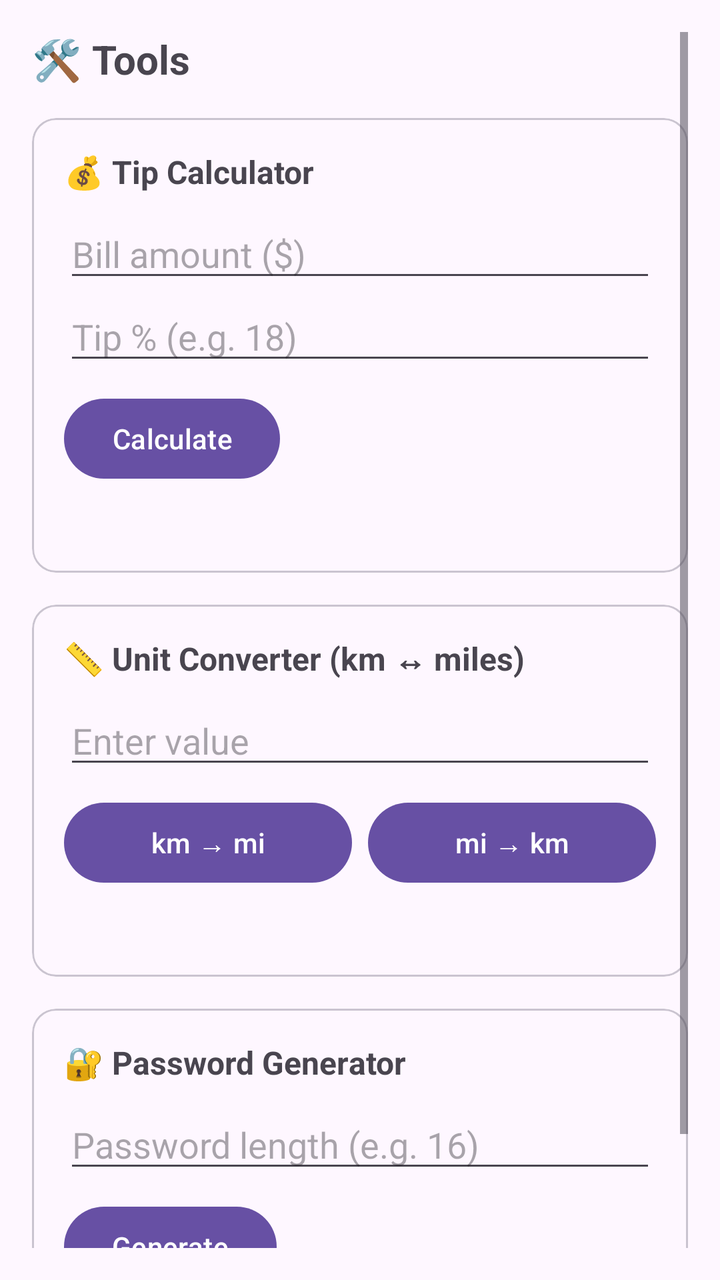
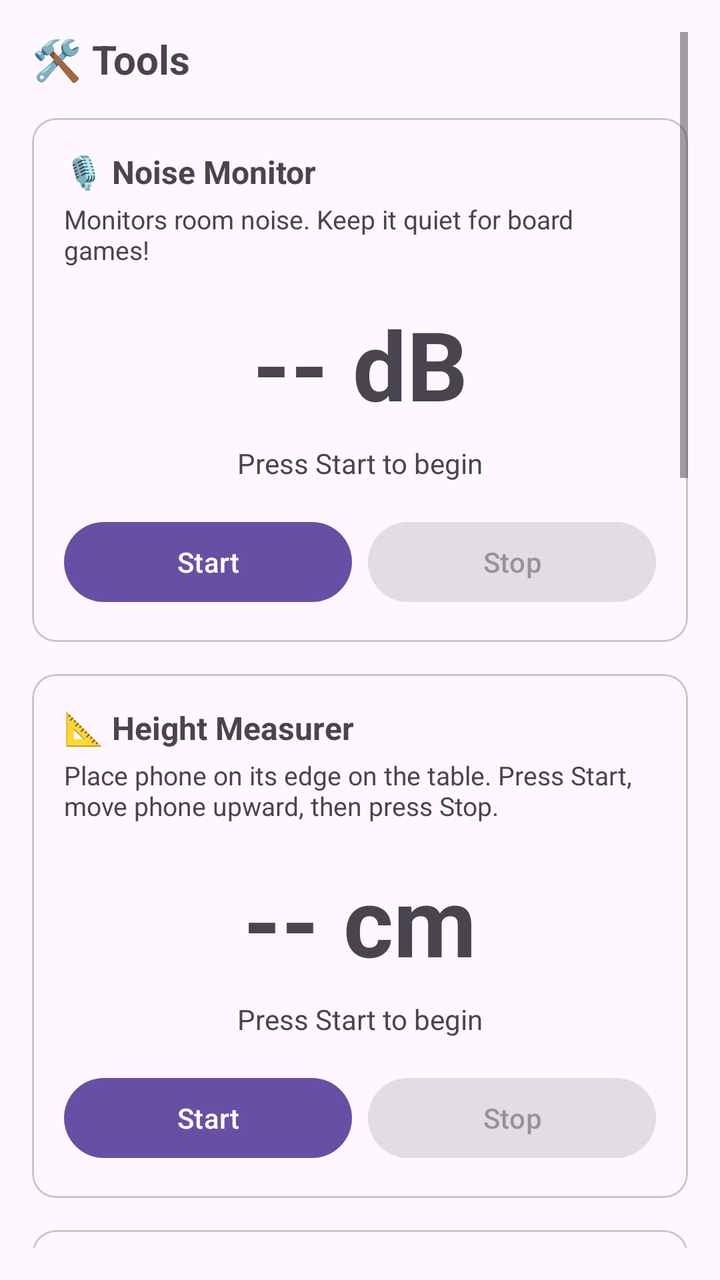

Two renders of the same Android screen: before a commit and after it. Below are the layout's source before the change and the commit's diff.
<!-- AndroidManifest.xml: application theme Theme.CS388mobileapplicationpart2 -->
<!-- res/layout/fragment_tools.xml -->
<?xml version="1.0" encoding="utf-8"?>
<ScrollView xmlns:android="http://schemas.android.com/apk/res/android"
    android:layout_width="match_parent"
    android:layout_height="match_parent"
    android:padding="16dp">

    <LinearLayout
        android:layout_width="match_parent"
        android:layout_height="wrap_content"
        android:orientation="vertical">

        <TextView
            android:layout_width="match_parent"
            android:layout_height="wrap_content"
            android:text="🛠 Tools"
            android:textSize="20sp"
            android:textStyle="bold"
            android:paddingBottom="16dp" />

        
        <com.google.android.material.card.MaterialCardView
            android:layout_width="match_parent"
            android:layout_height="wrap_content"
            android:layout_marginBottom="16dp">

            <LinearLayout
                android:layout_width="match_parent"
                android:layout_height="wrap_content"
                android:orientation="vertical"
                android:padding="16dp">

                <TextView
                    android:layout_width="wrap_content"
                    android:layout_height="wrap_content"
                    android:text="💰 Tip Calculator"
                    android:textSize="16sp"
                    android:textStyle="bold"
                    android:paddingBottom="8dp" />

                <EditText
                    android:id="@+id/etBillAmount"
                    android:layout_width="match_parent"
                    android:layout_height="wrap_content"
                    android:hint="Bill amount ($)"
                    android:inputType="numberDecimal" />

                <EditText
                    android:id="@+id/etTipPercent"
                    android:layout_width="match_parent"
                    android:layout_height="wrap_content"
                    android:hint="Tip % (e.g. 18)"
                    android:inputType="numberDecimal" />

                <Button
                    android:id="@+id/btnCalcTip"
                    android:layout_width="wrap_content"
                    android:layout_height="wrap_content"
                    android:text="Calculate"
                    android:layout_marginTop="8dp" />

                <TextView
                    android:id="@+id/tvTipResult"
                    android:layout_width="wrap_content"
                    android:layout_height="wrap_content"
                    android:textSize="14sp"
                    android:layout_marginTop="8dp" />

            </LinearLayout>
        </com.google.android.material.card.MaterialCardView>

        
        <com.google.android.material.card.MaterialCardView
            android:layout_width="match_parent"
            android:layout_height="wrap_content"
            android:layout_marginBottom="16dp">

            <LinearLayout
                android:layout_width="match_parent"
                android:layout_height="wrap_content"
                android:orientation="vertical"
                android:padding="16dp">

                <TextView
                    android:layout_width="wrap_content"
                    android:layout_height="wrap_content"
                    android:text="📏 Unit Converter (km ↔ miles)"
                    android:textSize="16sp"
                    android:textStyle="bold"
                    android:paddingBottom="8dp" />

                <EditText
                    android:id="@+id/etUnitInput"
                    android:layout_width="match_parent"
                    android:layout_height="wrap_content"
                    android:hint="Enter value"
                    android:inputType="numberDecimal" />

                <LinearLayout
                    android:layout_width="match_parent"
                    android:layout_height="wrap_content"
                    android:orientation="horizontal"
                    android:layout_marginTop="8dp">

                    <Button
                        android:id="@+id/btnKmToMiles"
                        android:layout_width="0dp"
                        android:layout_height="wrap_content"
                        android:layout_weight="1"
                        android:text="km → mi"
                        android:layout_marginEnd="4dp" />

                    <Button
                        android:id="@+id/btnMilesToKm"
                        android:layout_width="0dp"
                        android:layout_height="wrap_content"
                        android:layout_weight="1"
                        android:text="mi → km"
                        android:layout_marginStart="4dp" />

                </LinearLayout>

                <TextView
                    android:id="@+id/tvUnitResult"
                    android:layout_width="wrap_content"
                    android:layout_height="wrap_content"
                    android:textSize="14sp"
                    android:layout_marginTop="8dp" />

            </LinearLayout>
        </com.google.android.material.card.MaterialCardView>

        
        <com.google.android.material.card.MaterialCardView
            android:layout_width="match_parent"
            android:layout_height="wrap_content"
            android:layout_marginBottom="16dp">

            <LinearLayout
                android:layout_width="match_parent"
                android:layout_height="wrap_content"
                android:orientation="vertical"
                android:padding="16dp">

                <TextView
                    android:layout_width="wrap_content"
                    android:layout_height="wrap_content"
                    android:text="🔐 Password Generator"
                    android:textSize="16sp"
                    android:textStyle="bold"
                    android:paddingBottom="8dp" />

                <EditText
                    android:id="@+id/etPasswordLength"
                    android:layout_width="match_parent"
                    android:layout_height="wrap_content"
                    android:hint="Password length (e.g. 16)"
                    android:inputType="number" />

                <Button
                    android:id="@+id/btnGenPassword"
                    android:layout_width="wrap_content"
                    android:layout_height="wrap_content"
                    android:text="Generate"
                    android:layout_marginTop="8dp" />

                <TextView
                    android:id="@+id/tvPassword"
                    android:layout_width="wrap_content"
                    android:layout_height="wrap_content"
                    android:textSize="14sp"
                    android:fontFamily="monospace"
                    android:layout_marginTop="8dp" />

            </LinearLayout>
        </com.google.android.material.card.MaterialCardView>

    </LinearLayout>
</ScrollView>
<!-- resources referenced by this layout -->
<resources>
  <style name="Theme.CS388mobileapplicationpart2" parent="Base.Theme.CS388mobileapplicationpart2" />
  <style name="Base.Theme.CS388mobileapplicationpart2" parent="Theme.Material3.DayNight.NoActionBar">
          
          
      </style>
</resources>

<!-- the commit's change to res/layout/fragment_tools.xml (unified diff, before → after) -->
@@ -32,144 +32,457 @@
                 <TextView
                     android:layout_width="wrap_content"
                     android:layout_height="wrap_content"
-                    android:text="💰 Tip Calculator"
-                    android:textSize="16sp"
-                    android:textStyle="bold"
-                    android:paddingBottom="8dp" />
-
-                <EditText
-                    android:id="@+id/etBillAmount"
-                    android:layout_width="match_parent"
-                    android:layout_height="wrap_content"
-                    android:hint="Bill amount ($)"
-                    android:inputType="numberDecimal" />
-
-                <EditText
-                    android:id="@+id/etTipPercent"
-                    android:layout_width="match_parent"
-                    android:layout_height="wrap_content"
-                    android:hint="Tip % (e.g. 18)"
-                    android:inputType="numberDecimal" />
+                    android:text="🎙️ Noise Monitor"
+                    android:textSize="16sp"
+                    android:textStyle="bold"
+                    android:paddingBottom="4dp" />
+
+                <TextView
+                    android:layout_width="wrap_content"
+                    android:layout_height="wrap_content"
+                    android:text="Monitors room noise. Keep it quiet for board games!"
+                    android:textSize="13sp"
+                    android:paddingBottom="16dp" />
+
+                <TextView
+                    android:id="@+id/tvDecibelLevel"
+                    android:layout_width="match_parent"
+                    android:layout_height="wrap_content"
+                    android:text="-- dB"
+                    android:textSize="48sp"
+                    android:textStyle="bold"
+                    android:gravity="center"
+                    android:paddingBottom="8dp" />
+
+                <TextView
+                    android:id="@+id/tvDecibelLabel"
+                    android:layout_width="match_parent"
+                    android:layout_height="wrap_content"
+                    android:text="Press Start to begin"
+                    android:textSize="14sp"
+                    android:gravity="center"
+                    android:paddingBottom="16dp" />
+
+                <LinearLayout
+                    android:layout_width="match_parent"
+                    android:layout_height="wrap_content"
+                    android:orientation="horizontal">
+
+                    <Button
+                        android:id="@+id/btnStartDecibel"
+                        android:layout_width="0dp"
+                        android:layout_height="wrap_content"
+                        android:layout_weight="1"
+                        android:text="Start"
+                        android:layout_marginEnd="4dp" />
+
+                    <Button
+                        android:id="@+id/btnStopDecibel"
+                        android:layout_width="0dp"
+                        android:layout_height="wrap_content"
+                        android:layout_weight="1"
+                        android:text="Stop"
+                        android:enabled="false"
+                        android:layout_marginStart="4dp" />
+
+                </LinearLayout>
+
+            </LinearLayout>
+        </com.google.android.material.card.MaterialCardView>
+
+        
+        <com.google.android.material.card.MaterialCardView
+            android:layout_width="match_parent"
+            android:layout_height="wrap_content"
+            android:layout_marginBottom="16dp">
+
+            <LinearLayout
+                android:layout_width="match_parent"
+                android:layout_height="wrap_content"
+                android:orientation="vertical"
+                android:padding="16dp">
+
+                <TextView
+                    android:layout_width="wrap_content"
+                    android:layout_height="wrap_content"
+                    android:text="📐 Height Measurer"
+                    android:textSize="16sp"
+                    android:textStyle="bold"
+                    android:paddingBottom="4dp" />
+
+                <TextView
+                    android:layout_width="wrap_content"
+                    android:layout_height="wrap_content"
+                    android:text="Place phone on its edge on the table. Press Start, move phone upward, then press Stop."
+                    android:textSize="13sp"
+                    android:paddingBottom="16dp" />
+
+                <TextView
+                    android:id="@+id/tvHeightResult"
+                    android:layout_width="match_parent"
+                    android:layout_height="wrap_content"
+                    android:text="-- cm"
+                    android:textSize="48sp"
+                    android:textStyle="bold"
+                    android:gravity="center"
+                    android:paddingBottom="8dp" />
+
+                <TextView
+                    android:id="@+id/tvHeightLabel"
+                    android:layout_width="match_parent"
+                    android:layout_height="wrap_content"
+                    android:text="Press Start to begin"
+                    android:textSize="14sp"
+                    android:gravity="center"
+                    android:paddingBottom="16dp" />
+
+                <LinearLayout
+                    android:layout_width="match_parent"
+                    android:layout_height="wrap_content"
+                    android:orientation="horizontal">
+
+                    <Button
+                        android:id="@+id/btnStartHeight"
+                        android:layout_width="0dp"
+                        android:layout_height="wrap_content"
+                        android:layout_weight="1"
+                        android:text="Start"
+                        android:layout_marginEnd="4dp" />
+
+                    <Button
+                        android:id="@+id/btnStopHeight"
+                        android:layout_width="0dp"
+                        android:layout_height="wrap_content"
+                        android:layout_weight="1"
+                        android:text="Stop"
+                        android:enabled="false"
+                        android:layout_marginStart="4dp" />
+
+                </LinearLayout>
+
+            </LinearLayout>
+        </com.google.android.material.card.MaterialCardView>
+
+        
+        <com.google.android.material.card.MaterialCardView
+            android:layout_width="match_parent"
+            android:layout_height="wrap_content"
+            android:layout_marginBottom="16dp">
+
+            <LinearLayout
+                android:layout_width="match_parent"
+                android:layout_height="wrap_content"
+                android:orientation="vertical"
+                android:padding="16dp">
+
+                <TextView
+                    android:layout_width="wrap_content"
+                    android:layout_height="wrap_content"
+                    android:text="🎲 Shake Detector"
+                    android:textSize="16sp"
+                    android:textStyle="bold"
+                    android:paddingBottom="4dp" />
+
+                <TextView
+                    android:layout_width="wrap_content"
+                    android:layout_height="wrap_content"
+                    android:text="Place phone on table. Monitors shaking for games like Jenga!"
+                    android:textSize="13sp"
+                    android:paddingBottom="16dp" />
+
+                <TextView
+                    android:id="@+id/tvShakeLevel"
+                    android:layout_width="match_parent"
+                    android:layout_height="wrap_content"
+                    android:text="--"
+                    android:textSize="48sp"
+                    android:textStyle="bold"
+                    android:gravity="center"
+                    android:paddingBottom="8dp" />
+
+                <TextView
+                    android:id="@+id/tvShakeLabel"
+                    android:layout_width="match_parent"
+                    android:layout_height="wrap_content"
+                    android:text="Press Start to begin"
+                    android:textSize="14sp"
+                    android:gravity="center"
+                    android:paddingBottom="16dp" />
+
+                <LinearLayout
+                    android:layout_width="match_parent"
+                    android:layout_height="wrap_content"
+                    android:orientation="horizontal">
+
+                    <Button
+                        android:id="@+id/btnStartShake"
+                        android:layout_width="0dp"
+                        android:layout_height="wrap_content"
+                        android:layout_weight="1"
+                        android:text="Start"
+                        android:layout_marginEnd="4dp" />
+
+                    <Button
+                        android:id="@+id/btnStopShake"
+                        android:layout_width="0dp"
+                        android:layout_height="wrap_content"
+                        android:layout_weight="1"
+                        android:text="Stop"
+                        android:enabled="false"
+                        android:layout_marginStart="4dp" />
+
+                </LinearLayout>
+
+            </LinearLayout>
+        </com.google.android.material.card.MaterialCardView>
+
+        
+        <com.google.android.material.card.MaterialCardView
+            android:layout_width="match_parent"
+            android:layout_height="wrap_content"
+            android:layout_marginBottom="16dp">
+
+            <LinearLayout
+                android:layout_width="match_parent"
+                android:layout_height="wrap_content"
+                android:orientation="vertical"
+                android:padding="16dp">
+
+                <TextView
+                    android:layout_width="wrap_content"
+                    android:layout_height="wrap_content"
+                    android:text="📐 Level Meter"
+                    android:textSize="16sp"
+                    android:textStyle="bold"
+                    android:paddingBottom="4dp" />
+
+                <TextView
+                    android:layout_width="wrap_content"
+                    android:layout_height="wrap_content"
+                    android:text="Place phone flat on table to check if surface is level."
+                    android:textSize="13sp"
+                    android:paddingBottom="16dp" />
+
+                <TextView
+                    android:id="@+id/tvLevelAngle"
+                    android:layout_width="match_parent"
+                    android:layout_height="wrap_content"
+                    android:text="--"
+                    android:textSize="48sp"
+                    android:textStyle="bold"
+                    android:gravity="center"
+                    android:paddingBottom="8dp" />
+
+                <TextView
+                    android:id="@+id/tvLevelLabel"
+                    android:layout_width="match_parent"
+                    android:layout_height="wrap_content"
+                    android:text="Press Start to begin"
+                    android:textSize="14sp"
+                    android:gravity="center"
+                    android:paddingBottom="16dp" />
+
+                <LinearLayout
+                    android:layout_width="match_parent"
+                    android:layout_height="wrap_content"
+                    android:orientation="horizontal">
+
+                    <Button
+                        android:id="@+id/btnStartLevel"
+                        android:layout_width="0dp"
+                        android:layout_height="wrap_content"
+                        android:layout_weight="1"
+                        android:text="Start"
+                        android:layout_marginEnd="4dp" />
+
+                    <Button
+                        android:id="@+id/btnStopLevel"
+                        android:layout_width="0dp"
+                        android:layout_height="wrap_content"
+                        android:layout_weight="1"
+                        android:text="Stop"
+                        android:enabled="false"
+                        android:layout_marginStart="4dp" />
+
+                </LinearLayout>
+
+            </LinearLayout>
+        </com.google.android.material.card.MaterialCardView>
+
+        
+        <com.google.android.material.card.MaterialCardView
+            android:layout_width="match_parent"
+            android:layout_height="wrap_content"
+            android:layout_marginBottom="16dp">
+
+            <LinearLayout
+                android:layout_width="match_parent"
+                android:layout_height="wrap_content"
+                android:orientation="vertical"
+                android:padding="16dp">
+
+                <TextView
+                    android:layout_width="wrap_content"
+                    android:layout_height="wrap_content"
+                    android:text="💡 Light Meter"
+                    android:textSize="16sp"
+                    android:textStyle="bold"
+                    android:paddingBottom="4dp" />
+
+                <TextView
+                    android:layout_width="wrap_content"
+                    android:layout_height="wrap_content"
+                    android:text="Measures ambient light to ensure good visibility for reading cards and boards."
+                    android:textSize="13sp"
+                    android:paddingBottom="16dp" />
+
+                <TextView
+                    android:id="@+id/tvLightLevel"
+                    android:layout_width="match_parent"
+                    android:layout_height="wrap_content"
+                    android:text="-- lux"
+                    android:textSize="48sp"
+                    android:textStyle="bold"
+                    android:gravity="center"
+                    android:paddingBottom="8dp" />
+
+                <TextView
+                    android:id="@+id/tvLightLabel"
+                    android:layout_width="match_parent"
+                    android:layout_height="wrap_content"
+                    android:text="Press Start to begin"
+                    android:textSize="14sp"
+                    android:gravity="center"
+                    android:paddingBottom="16dp" />
+
+                <LinearLayout
+                    android:layout_width="match_parent"
+                    android:layout_height="wrap_content"
+                    android:orientation="horizontal">
+
+                    <Button
+                        android:id="@+id/btnStartLight"
+                        android:layout_width="0dp"
+                        android:layout_height="wrap_content"
+                        android:layout_weight="1"
+                        android:text="Start"
+                        android:layout_marginEnd="4dp" />
+
+                    <Button
+                        android:id="@+id/btnStopLight"
+                        android:layout_width="0dp"
+                        android:layout_height="wrap_content"
+                        android:layout_weight="1"
+                        android:text="Stop"
+                        android:enabled="false"
+                        android:layout_marginStart="4dp" />
+
+                </LinearLayout>
+
+            </LinearLayout>
+        </com.google.android.material.card.MaterialCardView>
+
+        
+        <com.google.android.material.card.MaterialCardView
+            android:layout_width="match_parent"
+            android:layout_height="wrap_content"
+            android:layout_marginBottom="16dp">
+
+            <LinearLayout
+                android:layout_width="match_parent"
+                android:layout_height="wrap_content"
+                android:orientation="vertical"
+                android:padding="16dp">
+
+                <TextView
+                    android:layout_width="wrap_content"
+                    android:layout_height="wrap_content"
+                    android:text="🎲 Dice Roller"
+                    android:textSize="16sp"
+                    android:textStyle="bold"
+                    android:paddingBottom="4dp" />
+
+                <TextView
+                    android:layout_width="wrap_content"
+                    android:layout_height="wrap_content"
+                    android:text="Roll virtual dice when physical ones go missing!"
+                    android:textSize="13sp"
+                    android:paddingBottom="16dp" />
+
+                <LinearLayout
+                    android:layout_width="match_parent"
+                    android:layout_height="wrap_content"
+                    android:orientation="horizontal"
+                    android:paddingBottom="16dp">
+
+                    <LinearLayout
+                        android:layout_width="0dp"
+                        android:layout_height="wrap_content"
+                        android:layout_weight="1"
+                        android:orientation="vertical"
+                        android:layout_marginEnd="8dp">
+
+                        <TextView
+                            android:layout_width="wrap_content"
+                            android:layout_height="wrap_content"
+                            android:text="Dice Type"
+                            android:textSize="12sp"
+                            android:paddingBottom="4dp" />
+
+                        <Spinner
+                            android:id="@+id/spinnerDiceType"
+                            android:layout_width="match_parent"
+                            android:layout_height="wrap_content" />
+
+                    </LinearLayout>
+
+                    <LinearLayout
+                        android:layout_width="0dp"
+                        android:layout_height="wrap_content"
+                        android:layout_weight="1"
+                        android:orientation="vertical"
+                        android:layout_marginStart="8dp">
+
+                        <TextView
+                            android:layout_width="wrap_content"
+                            android:layout_height="wrap_content"
+                            android:text="Number of Dice"
+                            android:textSize="12sp"
+                            android:paddingBottom="4dp" />
+
+                        <Spinner
+                            android:id="@+id/spinnerDiceCount"
+                            android:layout_width="match_parent"
+                            android:layout_height="wrap_content" />
+
+                    </LinearLayout>
+
+                </LinearLayout>
 
                 <Button
-                    android:id="@+id/btnCalcTip"
-                    android:layout_width="wrap_content"
-                    android:layout_height="wrap_content"
-                    android:text="Calculate"
-                    android:layout_marginTop="8dp" />
-
-                <TextView
-                    android:id="@+id/tvTipResult"
-                    android:layout_width="wrap_content"
-                    android:layout_height="wrap_content"
-                    android:textSize="14sp"
-                    android:layout_marginTop="8dp" />
-
-            </LinearLayout>
-        </com.google.android.material.card.MaterialCardView>
-
-        
-        <com.google.android.material.card.MaterialCardView
-            android:layout_width="match_parent"
-            android:layout_height="wrap_content"
-            android:layout_marginBottom="16dp">
-
-            <LinearLayout
-                android:layout_width="match_parent"
-                android:layout_height="wrap_content"
-                android:orientation="vertical"
-                android:padding="16dp">
-
-                <TextView
-                    android:layout_width="wrap_content"
-                    android:layout_height="wrap_content"
-                    android:text="📏 Unit Converter (km ↔ miles)"
-                    android:textSize="16sp"
-                    android:textStyle="bold"
-                    android:paddingBottom="8dp" />
-
-                <EditText
-                    android:id="@+id/etUnitInput"
-                    android:layout_width="match_parent"
-                    android:layout_height="wrap_content"
-                    android:hint="Enter value"
-                    android:inputType="numberDecimal" />
-
-                <LinearLayout
-                    android:layout_width="match_parent"
-                    android:layout_height="wrap_content"
-                    android:orientation="horizontal"
-                    android:layout_marginTop="8dp">
-
-                    <Button
-                        android:id="@+id/btnKmToMiles"
-                        android:layout_width="0dp"
-                        android:layout_height="wrap_content"
-                        android:layout_weight="1"
-                        android:text="km → mi"
-                        android:layout_marginEnd="4dp" />
-
-                    <Button
-                        android:id="@+id/btnMilesToKm"
-                        android:layout_width="0dp"
-                        android:layout_height="wrap_content"
-                        android:layout_weight="1"
-                        android:text="mi → km"
-                        android:layout_marginStart="4dp" />
-
-                </LinearLayout>
-
-                <TextView
-                    android:id="@+id/tvUnitResult"
-                    android:layout_width="wrap_content"
-                    android:layout_height="wrap_content"
-                    android:textSize="14sp"
-                    android:layout_marginTop="8dp" />
-
-            </LinearLayout>
-        </com.google.android.material.card.MaterialCardView>
-
-        
-        <com.google.android.material.card.MaterialCardView
-            android:layout_width="match_parent"
-            android:layout_height="wrap_content"
-            android:layout_marginBottom="16dp">
-
-            <LinearLayout
-                android:layout_width="match_parent"
-                android:layout_height="wrap_content"
-                android:orientation="vertical"
-                android:padding="16dp">
-
-                <TextView
-                    android:layout_width="wrap_content"
-                    android:layout_height="wrap_content"
-                    android:text="🔐 Password Generator"
-                    android:textSize="16sp"
-                    android:textStyle="bold"
-                    android:paddingBottom="8dp" />
-
-                <EditText
-                    android:id="@+id/etPasswordLength"
-                    android:layout_width="match_parent"
-                    android:layout_height="wrap_content"
-                    android:hint="Password length (e.g. 16)"
-                    android:inputType="number" />
-
-                <Button
-                    android:id="@+id/btnGenPassword"
-                    android:layout_width="wrap_content"
-                    android:layout_height="wrap_content"
-                    android:text="Generate"
-                    android:layout_marginTop="8dp" />
-
-                <TextView
-                    android:id="@+id/tvPassword"
-                    android:layout_width="wrap_content"
-                    android:layout_height="wrap_content"
-                    android:textSize="14sp"
-                    android:fontFamily="monospace"
-                    android:layout_marginTop="8dp" />
+                    android:id="@+id/btnRollDice"
+                    android:layout_width="match_parent"
+                    android:layout_height="wrap_content"
+                    android:text="Roll Dice"
+                    android:layout_marginBottom="16dp" />
+
+                <TextView
+                    android:id="@+id/tvDiceResults"
+                    android:layout_width="match_parent"
+                    android:layout_height="wrap_content"
+                    android:text="--"
+                    android:textSize="18sp"
+                    android:gravity="center"
+                    android:paddingBottom="8dp" />
+
+                <TextView
+                    android:id="@+id/tvDiceTotal"
+                    android:layout_width="match_parent"
+                    android:layout_height="wrap_content"
+                    android:text="Total: --"
+                    android:textSize="24sp"
+                    android:textStyle="bold"
+                    android:gravity="center" />
 
             </LinearLayout>
         </com.google.android.material.card.MaterialCardView>
